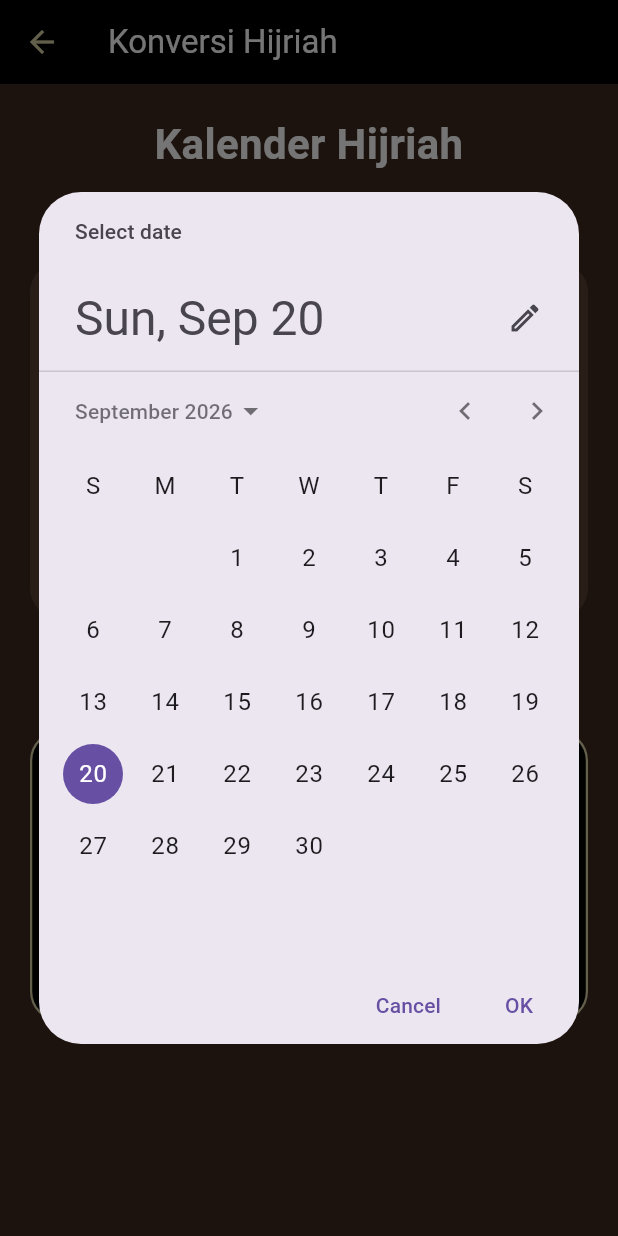
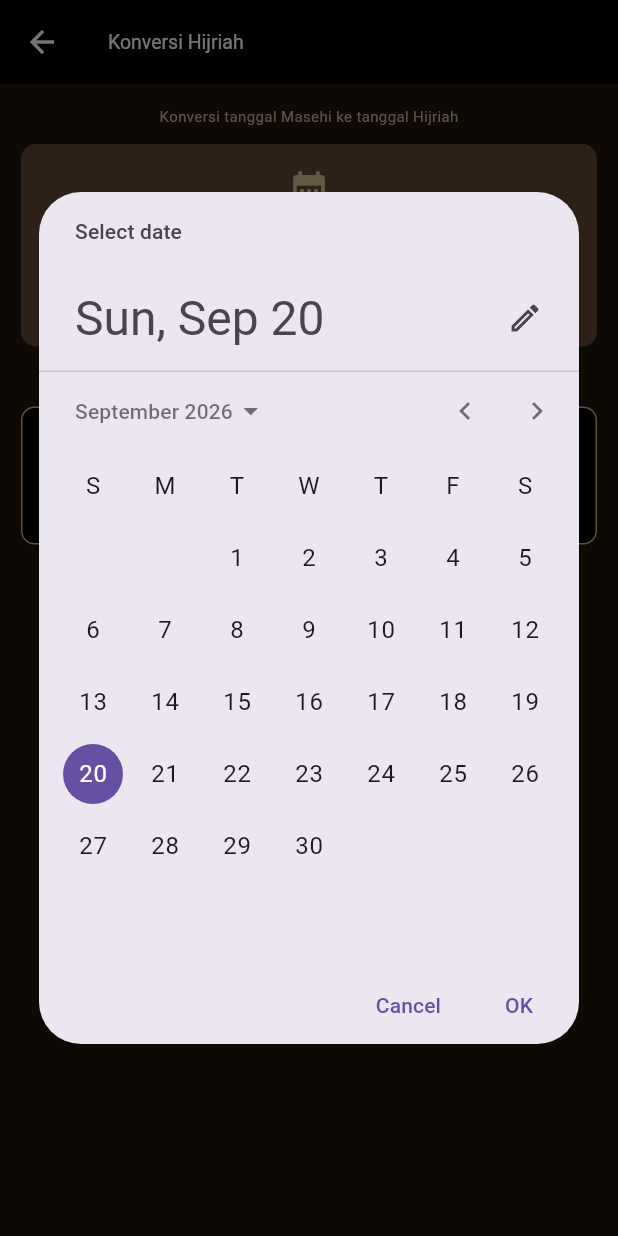
Before and after one commit to farelkurniawan/Tugas-3-Pemrograman-Aplikasi-Mobile, a Flutter app: the KonversiHijriahScreen screen opened directly, after a tap on "Pilih Tanggal", on a phone screen of 412 x 824 dp. Run offline on Flutter 3.47's test engine with Material 3 defaults, Android fonts, the phone set to English and light mode, and no system bars; our stand-ins replace cloud_firestore, firebase_core, google_fonts, shared_preferences; missing offline and left inert: hijri_date; accounts and stored records are empty; Roboto replaces fonts that are missing (Philosopher).

Commit message:
revisi hijriah

```diff
--- a/aplikasi_persiapan_pernikahan/lib/konversi_hijriah_screen.dart
+++ b/aplikasi_persiapan_pernikahan/lib/konversi_hijriah_screen.dart
@@ -1,78 +1,5 @@
 import 'package:flutter/material.dart';
-
-class HijriConverter {
-  static const List<String> namaBulanHijriah = [
-    'Muharram',
-    'Safar',
-    'Rabiul Awal',
-    'Rabiul Akhir',
-    'Jumadil Awal',
-    'Jumadil Akhir',
-    'Rajab',
-    "Sya'ban",
-    'Ramadhan',
-    'Syawal',
-    "Dzulqa'dah",
-    'Dzulhijjah'
-  ];
-
-  /// Konversi tanggal Masehi (Gregorian) ke Hijriah
-  /// Menggunakan algoritma Kuwaiti Algorithm
-  static Map<String, dynamic> masehiKeHijriah(DateTime tanggal) {
-    int day = tanggal.day;
-    int month = tanggal.month;
-    int year = tanggal.year;
-
-    // Konversi ke Julian Day Number (JDN)
-    int a = (14 - month) ~/ 12;
-    int y = year + 4800 - a;
-    int m = month + 12 * a - 3;
-
-    int jdn = day +
-      // Rumus matematika unik untuk menghitung selisih jumlah hari antar bulan Masehi
-      // yang tidak rata (ada yang 30 dan 31 hari).
-      // Dalam satu tahun ada 365 hari
-        ((153 * m + 2) ~/ 5) +
-        365 * y +
-      // Perhitungan tahun kabisat dimana kabisat kan cuma 4 tahun sekali.
-        (y ~/ 4) -
-        (y ~/ 100) +
-        (y ~/ 400) -
-        32045; //angka penyeimbang dari kalender julian
-
-    // Konversi JDN ke Hijriah
-    // 1948440 adalah kalender julian dimulainya 1 hijriah/16 Juli 622 M
-    // 10631 adalah total hari dalam kalender hijriah (30 tahun)
-    int l = jdn - 1948440 + 10632;
-    int n = ((l - 1) ~/ 10631);
-    l = l - 10631 * n + 354;
-
-    int j = (((10985 - l) ~/ 5316)) *
-            ((50 * l) ~/ 17719) +
-        ((l ~/ 5670)) *
-            ((43 * l) ~/ 15238);
-
-    l = l -
-        (((30 - j) ~/ 15)) *
-            (((17719 * j) ~/ 50)) -
-        ((j ~/ 16)) *
-            (((15238 * j) ~/ 43)) +
-        29;
-
-    int hijriMonth = ((24 * l) ~/ 709);
-    int hijriDay = l - ((709 * hijriMonth) ~/ 24);
-    int hijriYear = 30 * n + j - 30;
-
-    return {
-      'hari': hijriDay,
-      'bulan': hijriMonth,
-      'namaBulan': namaBulanHijriah[hijriMonth - 1],
-      'tahun': hijriYear,
-      'formatted':
-          '$hijriDay ${namaBulanHijriah[hijriMonth - 1]} $hijriYear H',
-    };
-  }
-}
+import 'package:hijri_date/hijri.dart';
 
 class KonversiHijriahScreen extends StatefulWidget {
   const KonversiHijriahScreen({super.key});
@@ -82,32 +9,73 @@ class KonversiHijriahScreen extends StatefulWidget {
       _KonversiHijriahScreenState();
 }
 
-class _KonversiHijriahScreenState
-    extends State<KonversiHijriahScreen> {
-  DateTime tanggalMasehi = DateTime.now();
+class _KonversiHijriahScreenState extends State<KonversiHijriahScreen> {
+  DateTime? _selectedDate;
+  String hijriResult = '';
 
-  Map<String, dynamic> hasilHijriah =
-      HijriConverter.masehiKeHijriah(DateTime.now());
+  final List<String> _hariIndonesia = [
+    'Senin',
+    'Selasa',
+    'Rabu',
+    'Kamis',
+    "Jum'at",
+    'Sabtu',
+    'Minggu',
+  ];
 
-  Future<void> pilihTanggal() async {
-    final DateTime? tanggal = await showDatePicker(
+  final List<String> _hijriMonths = [
+    'Muharram',
+    'Safar',
+    'Rabiul Awal',
+    'Rabiul Akhir',
+    'Jumadil Awal',
+    'Jumadil Akhir',
+    'Rajab',
+    'Sya’ban',
+    'Ramadan',
+    'Syawal',
+    'Zulkaidah',
+    'Zulhijah',
+  ];
+
+  void _prosesKonversiHijriah() {
+    if (_selectedDate == null) {
+      return;
+    }
+
+    final tanggalHijriah = HijriDate.fromDate(_selectedDate!);
+
+    final hari = _hariIndonesia[_selectedDate!.weekday - 1];
+    final bulan = _hijriMonths[tanggalHijriah.hMonth - 1];
+
+    final hasil =
+        '$hari, ${tanggalHijriah.hDay} $bulan ${tanggalHijriah.hYear} H';
+
+    setState(() {
+      hijriResult = hasil;
+    });
+  }
+
+  Future<void> _pilihTanggal() async {
+    final tanggal = await showDatePicker(
       context: context,
-      initialDate: tanggalMasehi,
-      firstDate: DateTime(100),
-      lastDate: DateTime(2100),
+      initialDate: _selectedDate ?? DateTime.now(),
+      firstDate: DateTime(1937),
+      lastDate: DateTime(2077),
     );
 
-    if (tanggal != null) {
-      setState(() {
-        tanggalMasehi = tanggal;
-        hasilHijriah =
-            HijriConverter.masehiKeHijriah(tanggal);
-      });
+    if (tanggal == null) {
+      return;
     }
+
+    setState(() {
+      _selectedDate = tanggal;
+      hijriResult = '';
+    });
   }
 
-  String formatTanggalMasehi(DateTime tanggal) {
-    const bulan = [
+  String _formatTanggal(DateTime tanggal) {
+    final bulan = [
       'Januari',
       'Februari',
       'Maret',
@@ -128,104 +96,98 @@ class _KonversiHijriahScreenState
   @override
   Widget build(BuildContext context) {
     return Scaffold(
-      backgroundColor: const Color(0xFF3C2A21),
-
+      backgroundColor: const Color(0xFF21140D),
       appBar: AppBar(
+        backgroundColor: Colors.black,
+        foregroundColor: Colors.white,
+        elevation: 0,
         title: const Text(
           'Konversi Hijriah',
           style: TextStyle(
-            color: Colors.white,
+            fontSize: 13,
           ),
         ),
-        backgroundColor: Colors.black,
-        iconTheme: const IconThemeData(
-          color: Color(0xFFD5CEA3),
-        ),
       ),
-
       body: SingleChildScrollView(
-        padding: const EdgeInsets.all(20),
+        padding: const EdgeInsets.all(14),
         child: Column(
-          crossAxisAlignment: CrossAxisAlignment.stretch,
           children: [
-
-            // Judul
             const Text(
-              'Kalender Hijriah',
-              textAlign: TextAlign.center,
+              'Konversi tanggal Masehi ke tanggal Hijriah',
               style: TextStyle(
-                color: Colors.white,
-                fontSize: 28,
-                fontWeight: FontWeight.bold,
+                color: Color(0xFFC9B98B),
+                fontSize: 10,
               ),
             ),
 
-            const SizedBox(height: 8),
+            const SizedBox(height: 12),
 
-            const Text(
-              'Konversi tanggal Masehi ke tanggal Hijriah',
-              textAlign: TextAlign.center,
-              style: TextStyle(
-                color: Colors.white70,
-                fontSize: 15,
+            Container(
+              width: double.infinity,
+              padding: const EdgeInsets.symmetric(
+                horizontal: 20,
+                vertical: 16,
               ),
-            ),
-
-            const SizedBox(height: 30),
-
-            // Card tanggal Masehi
-            Container(
-              padding: const EdgeInsets.all(20),
               decoration: BoxDecoration(
-                color: const Color(0xFF5A4032),
-                borderRadius: BorderRadius.circular(20),
+                color: const Color(0xFF604534),
+                borderRadius: BorderRadius.circular(10),
               ),
               child: Column(
                 children: [
-
                   const Icon(
                     Icons.calendar_month,
-                    color: Color(0xFFD5CEA3),
-                    size: 50,
+                    color: Color(0xFFD6C78F),
+                    size: 28,
                   ),
 
-                  const SizedBox(height: 15),
+                  const SizedBox(height: 8),
 
                   const Text(
                     'Tanggal Masehi',
                     style: TextStyle(
-                      color: Colors.white70,
-                      fontSize: 16,
+                      color: Color(0xFFD0C0A5),
+                      fontSize: 8,
                     ),
                   ),
 
-                  const SizedBox(height: 8),
+                  const SizedBox(height: 5),
 
                   Text(
-                    formatTanggalMasehi(tanggalMasehi),
+                    _selectedDate == null
+                        ? _formatTanggal(DateTime.now())
+                        : _formatTanggal(_selectedDate!),
                     style: const TextStyle(
                       color: Colors.white,
-                      fontSize: 23,
+                      fontSize: 11,
                       fontWeight: FontWeight.bold,
                     ),
                   ),
 
-                  const SizedBox(height: 20),
+                  const SizedBox(height: 10),
 
                   ElevatedButton.icon(
-                    onPressed: pilihTanggal,
-                    icon: const Icon(Icons.date_range),
-                    label: const Text('Pilih Tanggal'),
+                    onPressed: _pilihTanggal,
+                    icon: const Icon(
+                      Icons.calendar_today,
+                      size: 10,
+                    ),
+                    label: const Text(
+                      'Pilih Tanggal',
+                      style: TextStyle(
+                        fontSize: 8,
+                      ),
+                    ),
                     style: ElevatedButton.styleFrom(
-                      backgroundColor: Color(0xFFD5CEA3),
-                      foregroundColor: Colors.black,
+                      backgroundColor: const Color(0xFFD8D19C),
+                      foregroundColor: const Color(0xFF4B3B25),
                       padding: const EdgeInsets.symmetric(
-                        horizontal: 25,
-                        vertical: 13,
+                        horizontal: 12,
+                        vertical: 7,
                       ),
+                      minimumSize: Size.zero,
+                      tapTargetSize: MaterialTapTargetSize.shrinkWrap,
                       shape: RoundedRectangleBorder(
-                        borderRadius:
-                            BorderRadius.circular(12),
+                        borderRadius: BorderRadius.circular(8),
                       ),
                     ),
                   ),
@@ -233,75 +195,109 @@ class _KonversiHijriahScreenState
               ),
             ),
 
-            const SizedBox(height: 25),
+            const SizedBox(height: 10),
 
-            // Icon konversi
             const Icon(
               Icons.arrow_downward,
-              color: Color(0xFFD5CEA3),
-              size: 35,
+              color: Color(0xFFD1C58F),
+              size: 22,
             ),
 
-            const SizedBox(height: 15),
+            const SizedBox(height: 8),
 
-            // Hasil Hijriah
             Container(
-              padding: const EdgeInsets.all(25),
+              width: double.infinity,
+              padding: const EdgeInsets.fromLTRB(
+                16,
+                15,
+                16,
+                18,
+              ),
               decoration: BoxDecoration(
                 color: Colors.black,
-                borderRadius: BorderRadius.circular(20),
                 border: Border.all(
-                  color: Color(0xFFD5CEA3),
-                  width: 1.5,
+                  color: const Color(0xFFC8B979),
+                  width: 1,
                 ),
+                borderRadius: BorderRadius.circular(9),
               ),
               child: Column(
                 children: [
-
                   const Text(
                     'Tanggal Hijriah',
                     style: TextStyle(
-                      color: Color(0xFFD5CEA3),
-                      fontSize: 17,
+                      color: Color(0xFFD0C0A5),
+                      fontSize: 8,
                     ),
                   ),
 
+                  const SizedBox(height: 8),
+
+                  if (hijriResult.isEmpty)
+                    const Text(
+                      '-',
+                      style: TextStyle(
+                        color: Colors.white,
+                        fontSize: 16,
+                        fontWeight: FontWeight.bold,
+                      ),
+                    )
+                  else
+                    Text(
+                      hijriResult,
+                      style: const TextStyle(
+                        color: Colors.white,
+                        fontSize: 13,
+                        fontWeight: FontWeight.bold,
+                      ),
+                      textAlign: TextAlign.center,
+                    ),
+
                   const SizedBox(height: 15),
 
-                  Text(
-                    hasilHijriah['formatted'],
-                    textAlign: TextAlign.center,
-                    style: const TextStyle(
-                      color: Colors.white,
-                      fontSize: 26,
-                      fontWeight: FontWeight.bold,
+                  if (hijriResult.isNotEmpty)
+                    Row(
+                      mainAxisAlignment: MainAxisAlignment.spaceAround,
+                      children: [
+                        _infoHijriah(
+                          'Hari',
+                          _hariIndonesia[_selectedDate!.weekday - 1],
+                        ),
+                        _infoHijriah(
+                          'Bulan',
+                          _hijriMonths[
+                              HijriDate.fromDate(_selectedDate!).hMonth - 1],
+                        ),
+                        _infoHijriah(
+                          'Tahun',
+                          '${HijriDate.fromDate(_selectedDate!).hYear} H',
+                        ),
+                      ],
                     ),
-                  ),
+                ],
+              ),
+            ),
 
-                  const SizedBox(height: 20),
+            const SizedBox(height: 12),
 
-                  Row(
-                    mainAxisAlignment:
-                        MainAxisAlignment.spaceEvenly,
-                    children: [
-
-                      _infoHijriah(
-                        'Hari',
-                        '${hasilHijriah['hari']}',
-                      ),
-
-                      _infoHijriah(
-                        'Bulan',
-                        hasilHijriah['namaBulan'],
-                      ),
-
-                      _infoHijriah(
-                        'Tahun',
-                        '${hasilHijriah['tahun']} H',
-                      ),
-                    ],
-                  ),
-                ],
+            ElevatedButton(
+              onPressed: _prosesKonversiHijriah,
+              style: ElevatedButton.styleFrom(
+                backgroundColor: const Color(0xFFD8D19C),
+                foregroundColor: const Color(0xFF4B3B25),
+                padding: const EdgeInsets.symmetric(
+                  horizontal: 18,
+                  vertical: 9,
+                ),
+                shape: RoundedRectangleBorder(
+                  borderRadius: BorderRadius.circular(8),
+                ),
+              ),
+              child: const Text(
+                'Konversi ke Hijriah',
+                style: TextStyle(
+                  fontSize: 9,
+                ),
               ),
             ),
           ],
@@ -311,28 +307,25 @@ class _KonversiHijriahScreenState
   }
 
   Widget _infoHijriah(String label, String value) {
-    return Expanded(
-      child: Column(
-        children: [
-          Text(
-            label,
-            style: const TextStyle(
-              color: Colors.white54,
-              fontSize: 13,
-            ),
+    return Column(
+      children: [
+        Text(
+          label,
+          style: const TextStyle(
+            color: Color(0xFFB7AA99),
+            fontSize: 7,
           ),
-          const SizedBox(height: 5),
-          Text(
-            value,
-            textAlign: TextAlign.center,
-            style: const TextStyle(
-              color: Colors.white,
-              fontSize: 15,
-              fontWeight: FontWeight.bold,
-            ),
+        ),
+        const SizedBox(height: 4),
+        Text(
+          value,
+          style: const TextStyle(
+            color: Colors.white,
+            fontSize: 7,
+            fontWeight: FontWeight.bold,
           ),
-        ],
-      ),
+        ),
+      ],
     );
   }
 }
--- a/aplikasi_persiapan_pernikahan/pubspec.yaml
+++ b/aplikasi_persiapan_pernikahan/pubspec.yaml
@@ -33,11 +33,13 @@ dependencies:
   google_fonts: ^6.1.0
   shared_preferences: ^2.2.2
 
+
   # The following adds the Cupertino Icons font to your application.
   # Use with the CupertinoIcons class for iOS style icons.
   cupertino_icons: ^1.0.8
   firebase_core: ^4.15.0
   cloud_firestore: ^6.10.0
+  hijri_date: ^1.1.0
 
 dev_dependencies:
   flutter_test:
```
Also changed, not shown: aplikasi_persiapan_pernikahan/pubspec.lock.
